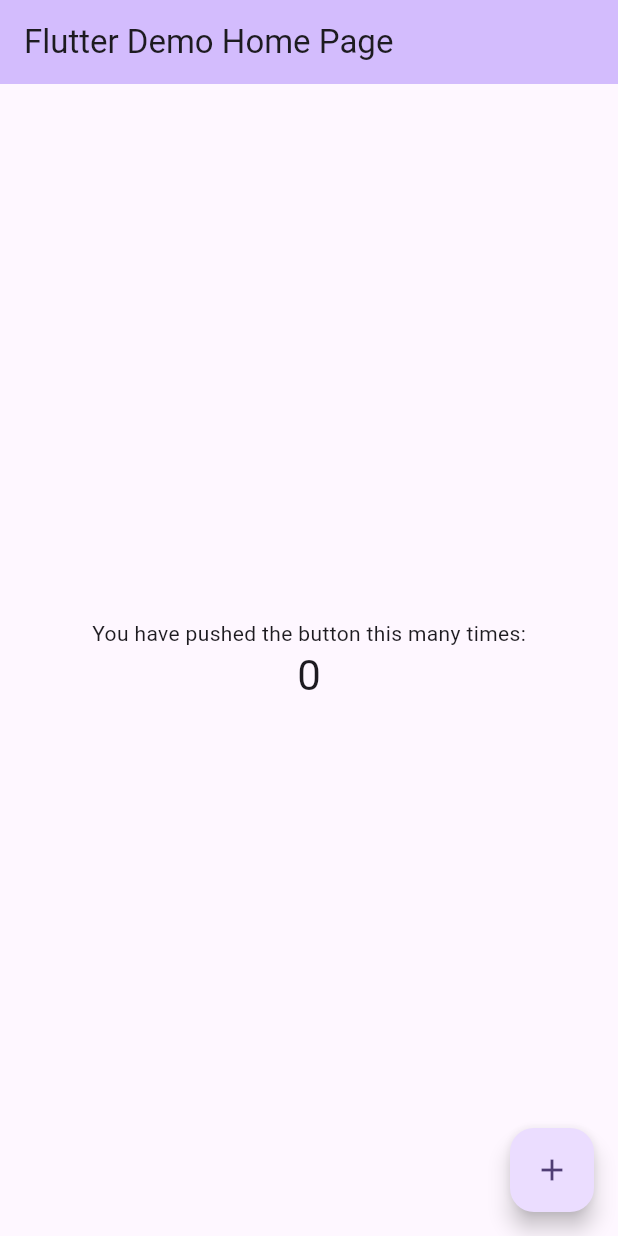
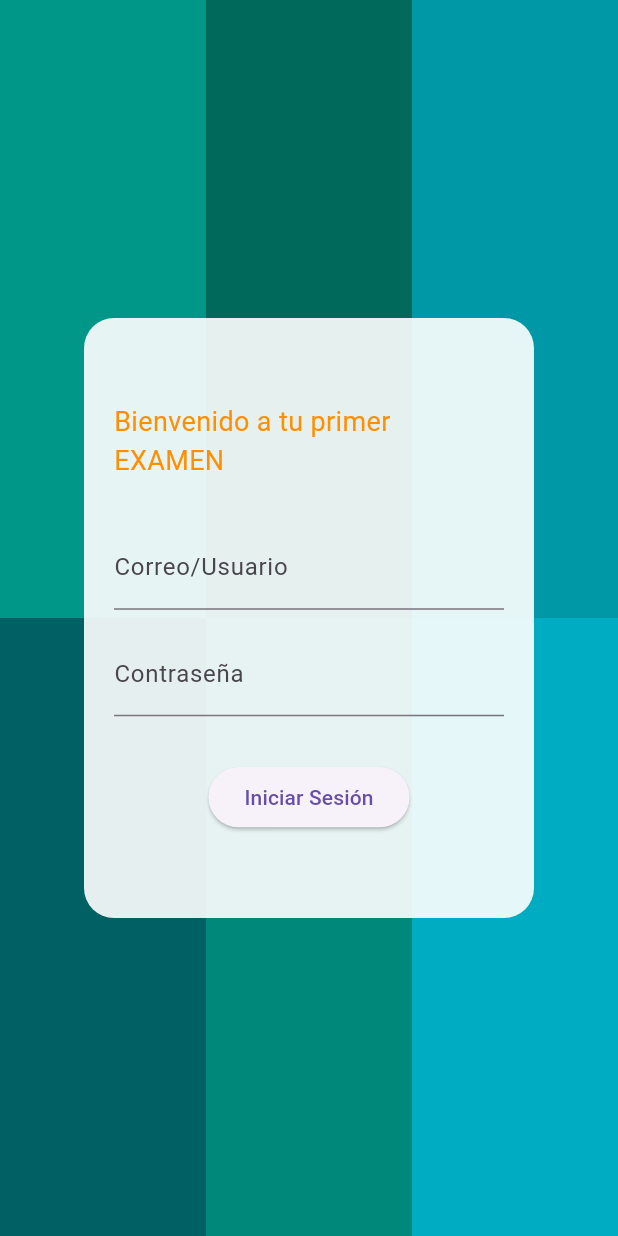
Before and after one commit to Fundamentos-Moviles/examen-i-RodolfoLujan, a Flutter app: the screen it shows after launch, on a phone screen of 412 x 824 dp. Run offline on Flutter 3.47's test engine with Material 3 defaults, Android fonts, the phone set to English and light mode, and no system bars.

Commit message:
Segundo Avance, proyecto total

```diff
--- /dev/null
+++ b/lib/Clases/Login.dart
@@ -0,0 +1,157 @@
+import 'package:flutter/material.dart';
+
+class Login extends StatefulWidget {
+  static String id = "login_page";
+
+  const Login({super.key});
+
+  @override
+  _LoginState createState() => _LoginState();
+}
+
+class _LoginState extends State<Login> {
+  final TextEditingController _userController = TextEditingController();
+  final TextEditingController _passwordController = TextEditingController();
+
+  String _errorMessage = '';
+
+  final String correctUsername = "test";
+  final String correctPassword = "FDM1";
+
+  void _validateInputs() {
+    setState(() {
+      String user = _userController.text;
+      String password = _passwordController.text;
+
+      if (user.isEmpty || password.isEmpty) {
+        _errorMessage = "Datos incompletos";
+      } else if (user != correctUsername && password != correctPassword) {
+        _errorMessage = "Usuario y contraseña incorrectos";
+      } else if (user != correctUsername) {
+        _errorMessage = "Usuario incorrecto";
+      } else if (password != correctPassword) {
+        _errorMessage = "Contraseña incorrecta";
+      } else {
+        _errorMessage = '';
+        // Navegar a la vista Home
+        Navigator.push(
+          context,
+          MaterialPageRoute(builder: (context) => const HomePage()),
+        );
+      }
+    });
+  }
+
+  @override
+  Widget build(BuildContext context) {
+    return SafeArea(
+      child: Scaffold(
+        body: Stack(
+          children: [
+            Column(
+              children: [
+                Expanded(
+                  child: Row(
+                    children: [
+                      _buildColoredContainer(Colors.teal, 150),
+                      _buildColoredContainer(Colors.teal[800]!, 200),
+                      _buildColoredContainer(Colors.cyan[700]!, 150),
+                    ],
+                  ),
+                ),
+                Expanded(
+                  child: Row(
+                    children: [
+                      _buildColoredContainer(Colors.cyan[900]!, 150),
+                      _buildColoredContainer(Colors.teal[600]!, 200),
+                      _buildColoredContainer(Colors.cyan[600]!, 150),
+                    ],
+                  ),
+                ),
+              ],
+            ),
+            Align(
+              alignment: Alignment.center,
+              child: Container(
+                width: 300,
+                height: 400, // Ajustamos el tamaño para dar espacio al error
+                decoration: BoxDecoration(
+                  color: Colors.white.withOpacity(0.9),
+                  borderRadius: BorderRadius.circular(20),
+                ),
+                child: Padding(
+                  padding: const EdgeInsets.all(20.0),
+                  child: Column(
+                    mainAxisAlignment: MainAxisAlignment.center,
+                    children: [
+                      Text(
+                        'Bienvenido a tu primer EXAMEN',
+                        style: TextStyle(
+                          color: Colors.amber[800],
+                          fontSize: 18,
+                        ),
+                      ),
+                      const SizedBox(height: 20),
+                      // Mostrar mensaje de error si lo hay
+                      if (_errorMessage.isNotEmpty)
+                        Text(
+                          _errorMessage,
+                          style: const TextStyle(color: Colors.red),
+                        ),
+                      const SizedBox(height: 10),
+                      TextField(
+                        controller: _userController,
+                        decoration: const InputDecoration(
+                          labelText: 'Correo/Usuario',
+                        ),
+                      ),
+                      const SizedBox(height: 15),
+                      TextField(
+                        controller: _passwordController,
+                        decoration: const InputDecoration(
+                          labelText: 'Contraseña',
+                        ),
+                        obscureText: true,
+                      ),
+                      const SizedBox(height: 30),
+                      ElevatedButton(
+                        onPressed: _validateInputs,
+                        child: const Text('Iniciar Sesión'),
+                      ),
+                    ],
+                  ),
+                ),
+              ),
+            ),
+          ],
+        ),
+      ),
+    );
+  }
+
+  Widget _buildColoredContainer(Color color, double width) {
+    return Expanded(
+      child: Container(
+        width: width,
+        color: color,
+      ),
+    );
+  }
+}
+
+// Vista de la página de inicio (Home)
+class HomePage extends StatelessWidget {
+  const HomePage({super.key});
+
+  @override
+  Widget build(BuildContext context) {
+    return Scaffold(
+      appBar: AppBar(
+        title: const Text("Home"),
+      ),
+      body: const Center(
+        child: Text("Bienvenido a la página Home"),
+      ),
+    );
+  }
+}
--- /dev/null
+++ b/lib/Clases/more_info.dart
@@ -0,0 +1,15 @@
+import 'package:flutter/material.dart';
+
+class MoreInfo extends StatefulWidget {
+  const MoreInfo({super.key});
+
+  @override
+  State<MoreInfo> createState() => _MoreInfoState();
+}
+
+class _MoreInfoState extends State<MoreInfo> {
+  @override
+  Widget build(BuildContext context) {
+    return Container();
+  }
+}
--- a/lib/main.dart
+++ b/lib/main.dart
@@ -1,78 +1,22 @@
-  import 'package:flutter/material.dart';
+import 'package:flutter/material.dart';
+import 'package:examen1_lcjr/Clases/Login.dart';
 
 void main() {
-  runApp(const MyApp());
+  runApp(Examen());
 }
-
-class MyApp extends StatelessWidget {
-  const MyApp({super.key});
-
-  // This widget is the root of your application.
+class Examen extends StatelessWidget {
   @override
-  Widget build(BuildContext context) {
+  Widget build(BuildContext context){
     return MaterialApp(
-      title: 'Flutter Demo',
+      debugShowCheckedModeBanner: false,
       theme: ThemeData(
-        // This is the theme of your application.
-        colorScheme: ColorScheme.fromSeed(seedColor: Colors.deepPurple),
-        useMaterial3: true,
+        primarySwatch: Colors.blue,
+        visualDensity: VisualDensity.adaptivePlatformDensity
       ),
-      home: const MyHomePage(title: 'Flutter Demo Home Page'),
+      initialRoute: Login.id,
+      routes: {
+        Login.id:(_) => Login(),
+      },
     );
   }
 }
-
-class MyHomePage extends StatefulWidget {
-  const MyHomePage({super.key, required this.title});
-
-  final String title;
-
-  @override
-  State<MyHomePage> createState() => _MyHomePageState();
-}
-
-class _MyHomePageState extends State<MyHomePage> {
-  int _counter = 0;
-
-  void _incrementCounter() {
-    setState(() {
-
-      _counter++;
-    });
-  }
-
-  @override
-  Widget build(BuildContext context) {
-
-    return Scaffold(
-      appBar: AppBar(
-
-        backgroundColor: Theme.of(context).colorScheme.inversePrimary,
-        // Here we take the value from the MyHomePage object that was created by
-        // the App.build method, and use it to set our appbar title.
-        title: Text(widget.title),
-      ),
-      body: Center(
-
-        child: Column(
-
-          mainAxisAlignment: MainAxisAlignment.center,
-          children: <Widget>[
-            const Text(
-              'You have pushed the button this many times:',
-            ),
-            Text(
-              '$_counter',
-              style: Theme.of(context).textTheme.headlineMedium,
-            ),
-          ],
-        ),
-      ),
-      floatingActionButton: FloatingActionButton(
-        onPressed: _incrementCounter,
-        tooltip: 'Increment',
-        child: const Icon(Icons.add),
-      ), // This trailing comma makes auto-formatting nicer for build methods.
-    );
-  }
-}
```
